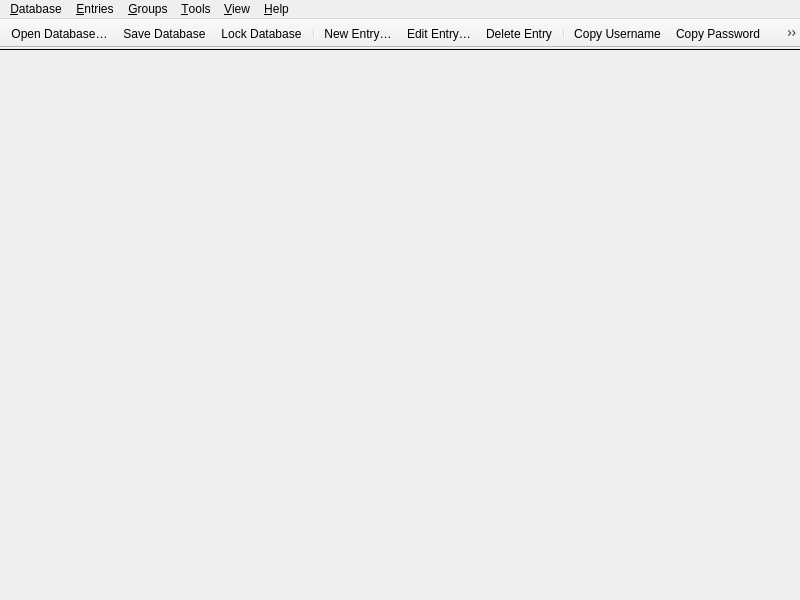
Qt form src/gui/MainWindow.ui (Ding-Ding-Projects/keepassxc) before a commit.
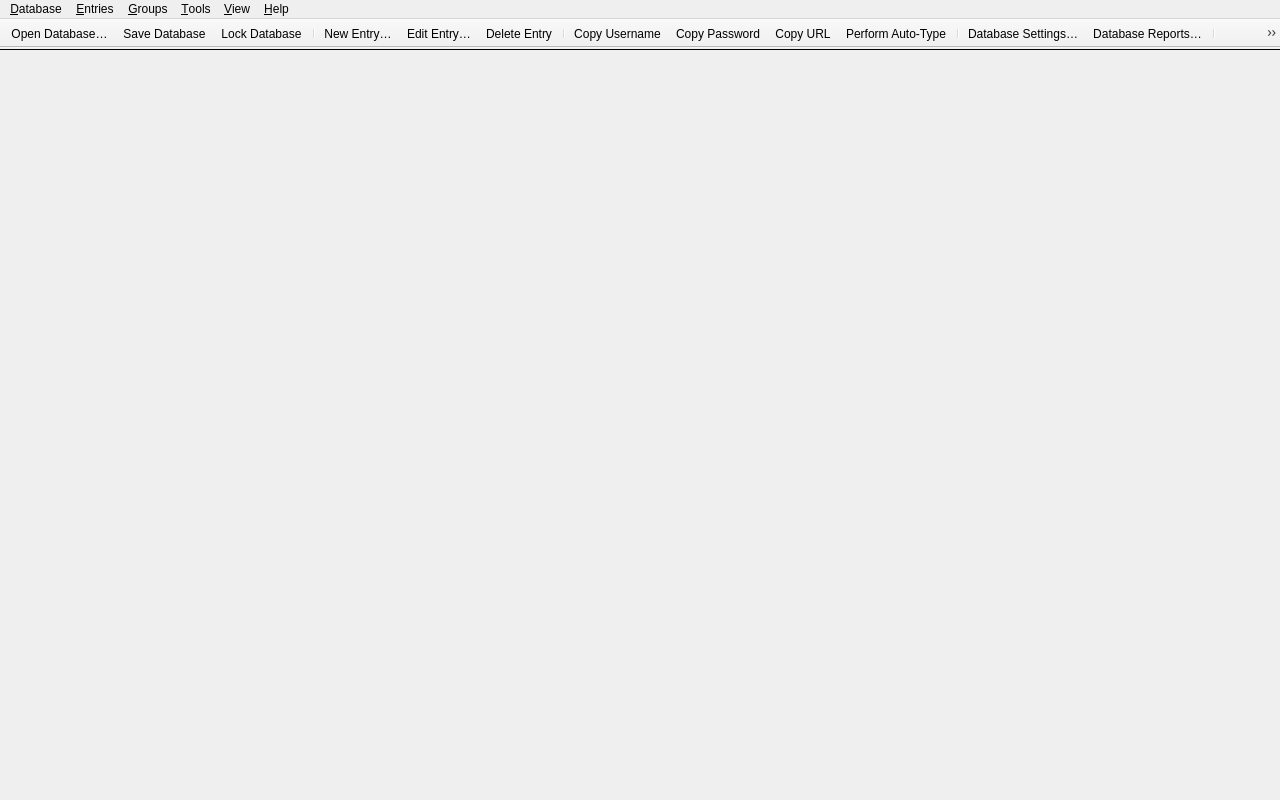
The same form after that commit. Custom widgets are drawn as their Qt base class.

The edit to the form file:
```diff
--- a/src/gui/MainWindow.ui
+++ b/src/gui/MainWindow.ui
@@ -9,13 +9,13 @@
    <rect>
     <x>0</x>
     <y>0</y>
-    <width>800</width>
-    <height>600</height>
+    <width>1280</width>
+    <height>800</height>
    </rect>
   </property>
   <property name="minimumSize">
    <size>
-    <width>800</width>
+    <width>840</width>
     <height>500</height>
    </size>
   </property>
```
